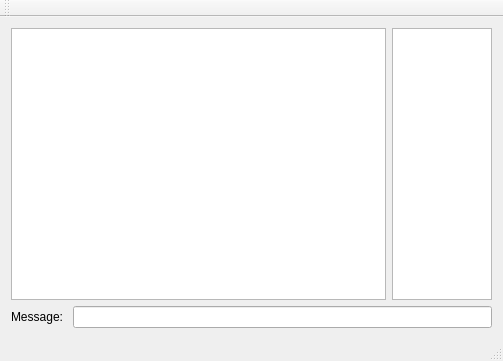
The window that client/mainwindow.ui (ynonp/QuickChat) describes before a commit, drawn with Qt 5.
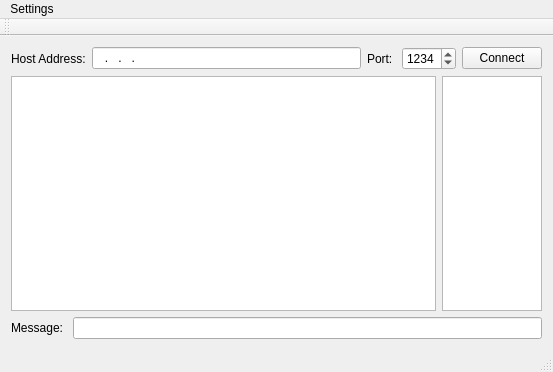
The same window after the commit.

The edit to the form file:
```diff
--- a/client/mainwindow.ui
+++ b/client/mainwindow.ui
@@ -6,8 +6,8 @@
    <rect>
     <x>0</x>
     <y>0</y>
-    <width>503</width>
-    <height>361</height>
+    <width>553</width>
+    <height>372</height>
    </rect>
   </property>
   <property name="windowTitle">
@@ -15,10 +15,56 @@
   </property>
   <widget class="QWidget" name="centralWidget">
    <layout class="QVBoxLayout" name="verticalLayout">
+    <item>
+     <layout class="QHBoxLayout" name="horizontalLayout_3">
+      <item>
+       <widget class="QLabel" name="label_2">
+        <property name="text">
+         <string>Host Address:</string>
+        </property>
+       </widget>
+      </item>
+      <item>
+       <widget class="QLineEdit" name="edtAddress">
+        <property name="inputMask">
+         <string>000.000.000.000; </string>
+        </property>
+       </widget>
+      </item>
+      <item>
+       <widget class="QLabel" name="label_3">
+        <property name="text">
+         <string>Port: </string>
+        </property>
+       </widget>
+      </item>
+      <item>
+       <widget class="QSpinBox" name="spnPort">
+        <property name="maximum">
+         <number>9999</number>
+        </property>
+        <property name="value">
+         <number>1234</number>
+        </property>
+       </widget>
+      </item>
+      <item>
+       <widget class="QPushButton" name="btnConnect">
+        <property name="text">
+         <string>Connect</string>
+        </property>
+       </widget>
+      </item>
+     </layout>
+    </item>
     <item>
      <layout class="QHBoxLayout" name="horizontalLayout">
       <item>
-       <widget class="QTextEdit" name="txtChat"/>
+       <widget class="QTextEdit" name="txtChat">
+        <property name="readOnly">
+         <bool>true</bool>
+        </property>
+       </widget>
       </item>
       <item>
        <widget class="QListView" name="lstFriends">
@@ -53,10 +99,17 @@
     <rect>
      <x>0</x>
      <y>0</y>
-     <width>503</width>
+     <width>553</width>
      <height>22</height>
     </rect>
    </property>
+   <widget class="QMenu" name="menuSettings">
+    <property name="title">
+     <string>Settings</string>
+    </property>
+    <addaction name="actionSet_Username"/>
+   </widget>
+   <addaction name="menuSettings"/>
   </widget>
   <widget class="QToolBar" name="mainToolBar">
    <attribute name="toolBarArea">
```
Left out of the diff: 5 changed lines with no effect on the pictures.
